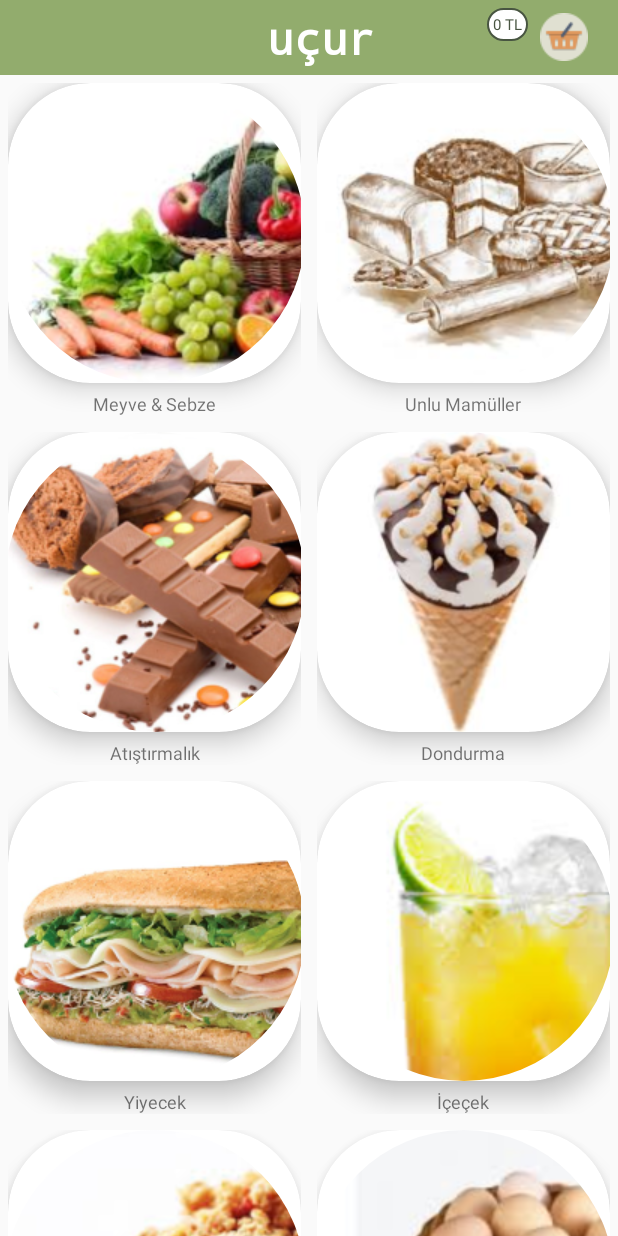
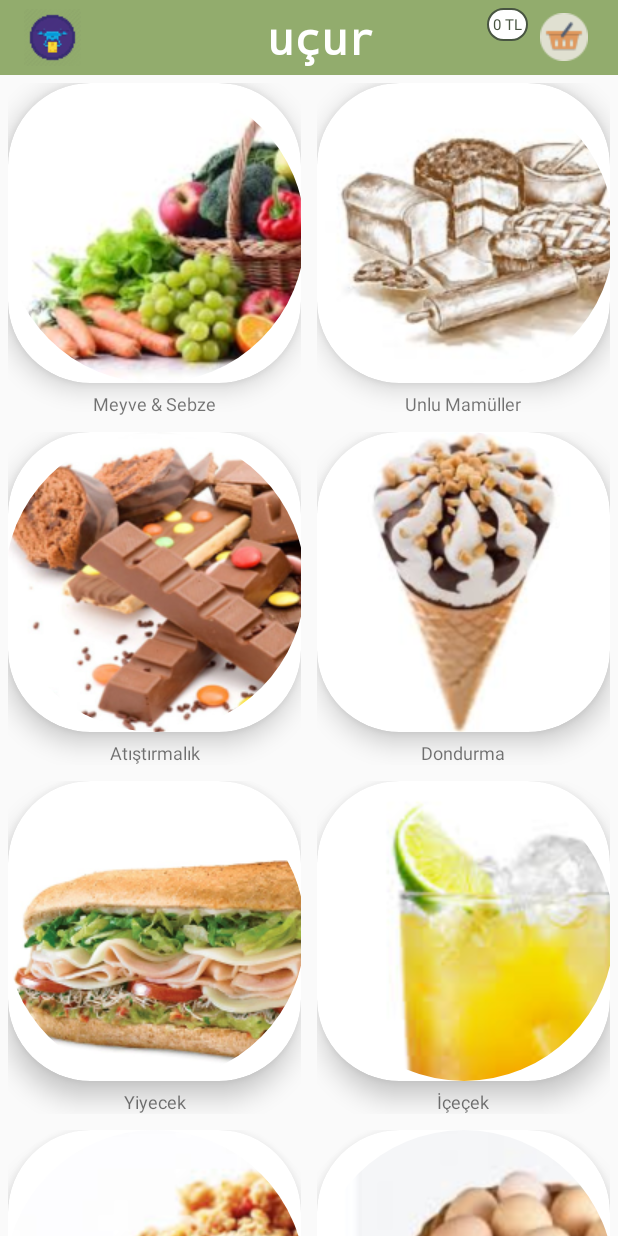
Before and after one commit to sezer239/DronePackageDelivery-App, an Android app: the screen it shows after launch (MainActivity), after a tap on "GIRIŞ", on a phone screen of 412 x 824 dp. Run offline under Robolectric (Android 15) with nearby library versions, the phone set to English and light mode, and no system bars; plain views replace RoundedImageView, SelectableRoundedImageView.

```diff
--- a/app/src/main/AndroidManifest.xml
+++ b/app/src/main/AndroidManifest.xml
@@ -23,7 +23,7 @@
 
         <meta-data
             android:name="com.google.android.geo.API_KEY"
-            android:value="@string/google_maps_key" />
+            android:value="AIzaSyDEPDMyn0V_ueGEOuONlWbyX7aeZbNNZIs" />
 
         <activity
             android:name=".map.MapsActivity"
--- a/app/src/main/java/com/example/dronepackagedelivery_app/MainActivity.java
+++ b/app/src/main/java/com/example/dronepackagedelivery_app/MainActivity.java
@@ -5,11 +5,13 @@ import androidx.fragment.app.Fragment;
 import androidx.fragment.app.FragmentTransaction;
 
 import android.content.Intent;
+import android.media.Image;
 import android.net.Uri;
 import android.os.Bundle;
 import android.util.Log;
 import android.view.View;
 import android.widget.ImageButton;
+import android.widget.ImageView;
 import android.widget.TextView;
 import android.widget.Toast;
 
@@ -38,15 +40,43 @@ public class MainActivity extends AppCompatActivity
     private ShopFragment shopFragment;
     private Cart shoppingCart;
 
+    private ImageButton trackOrderButton;
+    private ImageView orderCountIcon;
+
+    //TODO: PLACEHOLDER
+
+    public boolean hasOrderIsGiven;
+
     @Override
     protected void onCreate(Bundle savedInstanceState) {
         super.onCreate(savedInstanceState);
         shoppingCart = new Cart();
         setContentView(R.layout.activity_main);
 
+        trackOrderButton = findViewById(R.id.track_order_button);
+        trackOrderButton.setOnClickListener(new View.OnClickListener() {
+            @Override
+            public void onClick(View v) {
+                if(hasOrderIsGiven){
+                    Intent intent = new Intent(MainActivity.this, MapsActivity.class);
+                    startActivity(intent);
+                }else{
+                    Toast toast = Toast.makeText(MainActivity.this, "Herhangi bir siparişiniz yok", Toast.LENGTH_LONG);
+                    toast.show();
+                }
+            }
+        });
+
+
+        orderCountIcon = findViewById(R.id.order_count_icon);
+
+
+
         totalPrice = findViewById(R.id.cart_price);
         cartButton = findViewById(R.id.cart_button);
 
+        trackOrderButton.setVisibility(View.INVISIBLE);
+        orderCountIcon.setVisibility(View.INVISIBLE);
         totalPrice.setVisibility(View.INVISIBLE);
         cartButton.setVisibility(View.INVISIBLE);
 
@@ -151,6 +181,8 @@ public class MainActivity extends AppCompatActivity
         getSupportFragmentManager().beginTransaction().remove(cartFragment).commit();
         getSupportFragmentManager().beginTransaction().show(shopFragment).commit();
         */
+        hasOrderIsGiven = true;
+        orderCountIcon.setVisibility(View.VISIBLE);
         Intent intent = new Intent(MainActivity.this, MapsActivity.class);
         startActivity(intent);
     }
@@ -159,6 +191,7 @@ public class MainActivity extends AppCompatActivity
     public void onLoginCorrect() {
         totalPrice.setVisibility(View.VISIBLE);
         cartButton.setVisibility(View.VISIBLE);
+        trackOrderButton.setVisibility(View.VISIBLE);
 
         shoppingCart = new Cart();
         shoppingCart.addOnCartChangedListener(this);
--- a/app/src/main/res/layout/activity_main.xml
+++ b/app/src/main/res/layout/activity_main.xml
@@ -14,6 +14,23 @@
         <FrameLayout
             android:layout_width="match_parent"
             android:layout_height="match_parent">
+
+            <ImageButton
+                android:id="@+id/track_order_button"
+                android:layout_gravity="center|left"
+                android:src="@drawable/drone_delivery_icon"
+                android:background="@color/transparent"
+                android:layout_width="wrap_content"
+                android:layout_height="wrap_content"></ImageButton>
+
+            <ImageView
+                android:layout_marginBottom="10dp"
+                android:layout_marginLeft="19dp"
+                android:id="@+id/order_count_icon"
+                android:layout_gravity="center|left"
+                android:src="@drawable/icon_num_one"
+                android:layout_width="wrap_content"
+                android:layout_height="wrap_content"></ImageView>
 
             <TextView
                 android:layout_width="wrap_content"
```
Also changed, not shown: app/src/main/res/drawable/rounded_bg_red.xml (added, +7 -0 lines), app/src/main/res/drawable/drone_delivery_icon.png (added), app/src/main/res/drawable/icon_num_one.png (added).
